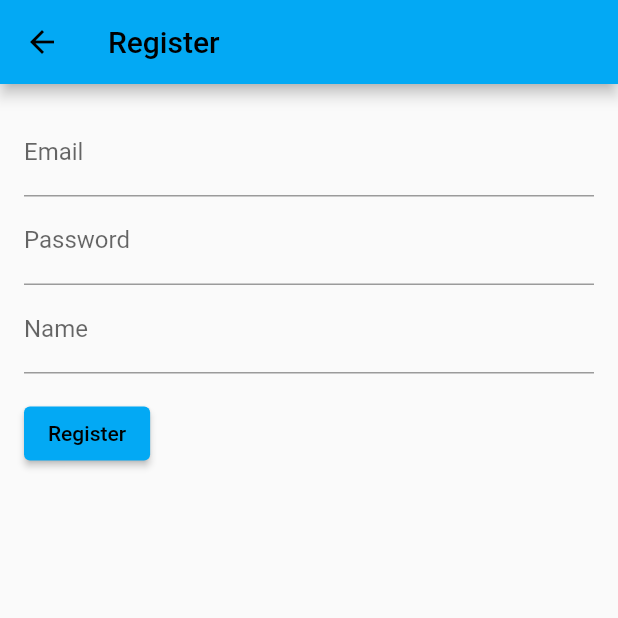
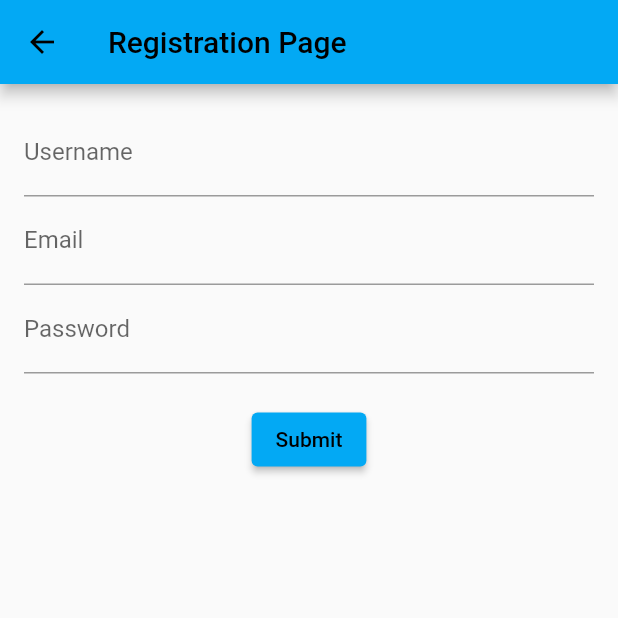
Before and after one commit to BaricuatroAngelo/ipt_airline, a Flutter app: the RegistrationPage screen opened directly, on a phone screen of 412 x 824 dp, the top half of it. Run offline on Flutter 3.47's test engine with Material 2 defaults, Android fonts, the phone set to English and light mode, and no system bars; our stand-ins replace country_picker, google_nav_bar; missing offline and left inert: country_list_pick.

Commit message:
edited registration frontend page

```diff
--- a/airline_reservation_app/lib/registrationpage.dart
+++ b/airline_reservation_app/lib/registrationpage.dart
@@ -4,40 +4,29 @@ import 'dart:convert';
 
 class RegistrationPage extends StatefulWidget {
   @override
-  _RegistrationPageState createState() => _RegistrationPageState();
+  State<RegistrationPage> createState() => _RegistrationPageState();
 }
 
 class _RegistrationPageState extends State<RegistrationPage> {
-  final _formKey = GlobalKey<FormState>();
-  final _emailController = TextEditingController();
-  final _passwordController = TextEditingController();
-  final _nameController = TextEditingController();
+  final TextEditingController _usernameController = TextEditingController();
+  final TextEditingController _emailController = TextEditingController();
+  final TextEditingController _passwordController = TextEditingController();
 
-  Future<void> _register() async {
-    try {
-      await registerUser(
-          _emailController.text, _passwordController.text, _nameController.text);
-      // Registration successful
-      Navigator.of(context).pushReplacementNamed('/login');
-    } catch (e) {
-      // Registration failed
-      showDialog(
-        context: context,
-        builder: (BuildContext context) {
-          return AlertDialog(
-            title: Text('Registration Failed'),
-            content: Text('An error occurred while trying to register.'),
-            actions: <Widget>[
-              TextButton(
-                child: Text('OK'),
-                onPressed: () {
-                  Navigator.of(context).pop();
-                },
-              ),
-            ],
-          );
-        },
-      );
+  Future<void> _submit() async {
+    final String apiUrl = 'http://localhost:8000/users/';
+    final response = await http.post(Uri.parse(apiUrl), body: {
+      'username': _usernameController.text,
+      'email': _emailController.text,
+      'password': _passwordController.text,
+    });
+
+    final responseData = json.decode(response.body);
+    if (response.statusCode == 201) {
+      // registration successful
+      print('Registration successful!');
+    } else {
+      // registration failed
+      print(responseData['error']);
     }
   }
 
@@ -45,87 +34,39 @@ class _RegistrationPageState extends State<RegistrationPage> {
   Widget build(BuildContext context) {
     return Scaffold(
       appBar: AppBar(
-        title: Text('Register'),
+        title: Text('Registration Page'),
       ),
       body: Padding(
-        padding: const EdgeInsets.all(16.0),
-        child: Form(
-          key: _formKey,
+        padding: EdgeInsets.all(16.0),
         child: Column(
-            crossAxisAlignment: CrossAxisAlignment.start,
           children: <Widget>[
-              TextFormField(
+            TextField(
+              controller: _usernameController,
+              decoration: InputDecoration(
+                labelText: 'Username',
+              ),
+            ),
+            TextField(
+              controller: _emailController,
               decoration: InputDecoration(
                 labelText: 'Email',
               ),
-                controller: _emailController,
-                validator: (value) {
-                  if (value!.isEmpty) {
-                    return 'Please enter your email address';
-                  }
-                  return null;
-                },
             ),
-              TextFormField(
+            TextField(
+              controller: _passwordController,
+              obscureText: true,
               decoration: InputDecoration(
                 labelText: 'Password',
               ),
-                obscureText: true,
-                controller: _passwordController,
-                validator: (value) {
-                  if (value!.isEmpty) {
-                    return 'Please enter a password';
-                  }
-                  return null;
-                },
             ),
-              TextFormField(
-                decoration: InputDecoration(
-                  labelText: 'Name',
-                ),
-                controller: _nameController,
-                validator: (value) {
-                  if (value!.isEmpty) {
-                    return 'Please enter your name';
-                  }
-                  return null;
-                },
-              ),
-              Padding(
-                padding: const EdgeInsets.symmetric(vertical: 16.0),
-                child: ElevatedButton(
-                  onPressed: () {
-                    if (_formKey.currentState!.validate()) {
-                      _register();
-                    }
-                  },
-                  child: Text('Register'),
-                ),
+            SizedBox(height: 20),
+            ElevatedButton(
+              onPressed: _submit,
+              child: Text('Submit'),
             ),
           ],
-          ),
         ),
       ),
     );
   }
 }
-
-Future registerUser(String email, String password, String name) async {
-  final url = 'http://127.0.0.1:8000/api/register/';
-  final response = await http.post(
-    Uri.parse(url),
-    headers: {'Content-Type': 'application/json'},
-    body: jsonEncode({
-      'email': email,
-      'password': password,
-      'name': name,
-    }),
-  );
-  if (response.statusCode == 201) {
-    // Registration successful
-    return true;
-  } else {
-    // Registration failed
-    throw Exception('Failed to register user');
-  }
-}
```
Lines whose indentation alone changed are shown as unchanged.
